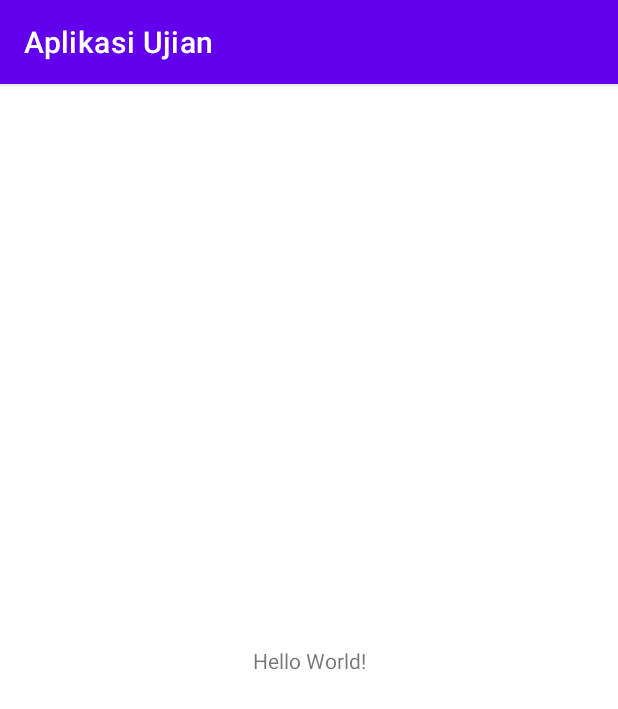
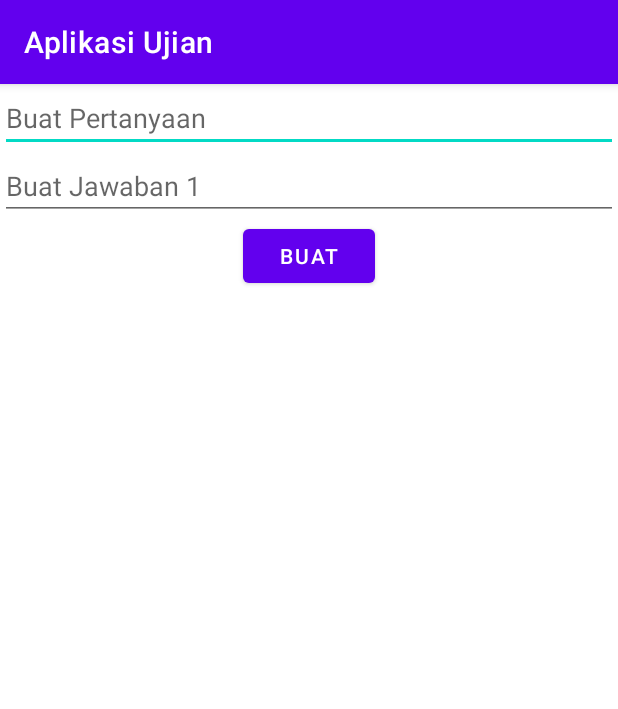
Before and after one commit to ivanasitumorang/AplikasiUjian, an Android app: the screen it shows after launch (MainActivity), on a phone screen of 412 x 824 dp. Shown: the top 709 px of the screen. Run offline under Robolectric (Android 15) with nearby library versions, the phone set to English and light mode, and no system bars; our stand-ins replace Firebase (no records; nobody signed in at launch, a user with empty details on screens opened directly).

```diff
--- a/app/build.gradle
+++ b/app/build.gradle
@@ -1,6 +1,7 @@
 plugins {
     id 'com.android.application'
     id 'kotlin-android'
+    id 'com.google.gms.google-services'
 }
 
 android {
@@ -30,6 +31,9 @@ android {
     kotlinOptions {
         jvmTarget = '1.8'
     }
+    buildFeatures {
+        viewBinding true
+    }
 }
 
 dependencies {
@@ -43,4 +47,5 @@ dependencies {
     // Import the BoM for the Firebase platform
     implementation platform('com.google.firebase:firebase-bom:28.3.1')
     implementation 'com.google.firebase:firebase-firestore-ktx'
+    implementation 'com.google.firebase:firebase-analytics-ktx'
 }
--- a/app/src/main/java/com/azuka/aplikasiujian/presentation/MainActivity.kt
+++ b/app/src/main/java/com/azuka/aplikasiujian/presentation/MainActivity.kt
@@ -1,12 +1,48 @@
 package com.azuka.aplikasiujian.presentation
 
 import android.os.Bundle
+import android.util.Log
 import androidx.appcompat.app.AppCompatActivity
-import com.azuka.aplikasiujian.R
+import com.azuka.aplikasiujian.databinding.ActivityMainBinding
+import com.google.firebase.firestore.ktx.firestore
+import com.google.firebase.ktx.Firebase
 
 class MainActivity : AppCompatActivity() {
+    companion object {
+        private const val TAG = "Hasil"
+    }
+
+    private val db = Firebase.firestore
+
+    private lateinit var binding: ActivityMainBinding
+
     override fun onCreate(savedInstanceState: Bundle?) {
         super.onCreate(savedInstanceState)
-        setContentView(R.layout.activity_main)
+        binding = ActivityMainBinding.inflate(layoutInflater)
+        setContentView(binding.root)
+
+        with(binding) {
+            btnCreate.setOnClickListener {
+                val question = etQuestion.text.toString()
+                val answer1 = etAnswer1.text.toString()
+
+                if (question.isEmpty() || answer1.isEmpty()) return@setOnClickListener
+                else {
+                    val dataToSave = hashMapOf(
+                        "question" to question,
+                        "answer1" to answer1
+                    )
+
+                    db.collection("questions")
+                        .add(dataToSave)
+                        .addOnSuccessListener { documentRef ->
+                            Log.d(TAG, "DocumentSnapshot added with ID: ${documentRef.id}")
+                        }
+                        .addOnFailureListener { e ->
+                            Log.w(TAG, "Error adding document", e)
+                        }
+                }
+            }
+        }
     }
 }
--- a/app/src/main/res/layout/activity_main.xml
+++ b/app/src/main/res/layout/activity_main.xml
@@ -6,13 +6,31 @@
     android:layout_height="match_parent"
     tools:context=".presentation.MainActivity">
 
-    <TextView
+    <EditText
+        android:id="@+id/et_question"
+        android:layout_width="0dp"
+        android:layout_height="wrap_content"
+        android:hint="Buat Pertanyaan"
+        app:layout_constraintEnd_toEndOf="parent"
+        app:layout_constraintStart_toStartOf="parent"
+        app:layout_constraintTop_toTopOf="parent" />
+
+    <EditText
+        android:id="@+id/et_answer_1"
+        android:layout_width="0dp"
+        android:layout_height="wrap_content"
+        android:hint="Buat Jawaban 1"
+        app:layout_constraintEnd_toEndOf="parent"
+        app:layout_constraintStart_toStartOf="parent"
+        app:layout_constraintTop_toBottomOf="@id/et_question" />
+
+    <com.google.android.material.button.MaterialButton
+        android:id="@+id/btnCreate"
         android:layout_width="wrap_content"
         android:layout_height="wrap_content"
-        android:text="Hello World!"
-        app:layout_constraintBottom_toBottomOf="parent"
-        app:layout_constraintLeft_toLeftOf="parent"
-        app:layout_constraintRight_toRightOf="parent"
-        app:layout_constraintTop_toTopOf="parent" />
+        android:text="Buat"
+        app:layout_constraintEnd_toEndOf="parent"
+        app:layout_constraintStart_toStartOf="parent"
+        app:layout_constraintTop_toBottomOf="@id/et_answer_1" />
 
 </androidx.constraintlayout.widget.ConstraintLayout>
--- a/build.gradle
+++ b/build.gradle
@@ -8,6 +8,7 @@ buildscript {
     dependencies {
         classpath "com.android.tools.build:gradle:4.1.3"
         classpath "org.jetbrains.kotlin:kotlin-gradle-plugin:$kotlin_version"
+        classpath 'com.google.gms:google-services:4.3.10'
 
         // NOTE: Do not place your application dependencies here; they belong
         // in the individual module build.gradle files
```
Also changed, not shown: app/src/main/java/com/azuka/aplikasiujian/data/RoleEnum.kt (added, +12 -0 lines), app/src/main/java/com/azuka/aplikasiujian/data/User.kt (added, +34 -0 lines), 1 other file.
